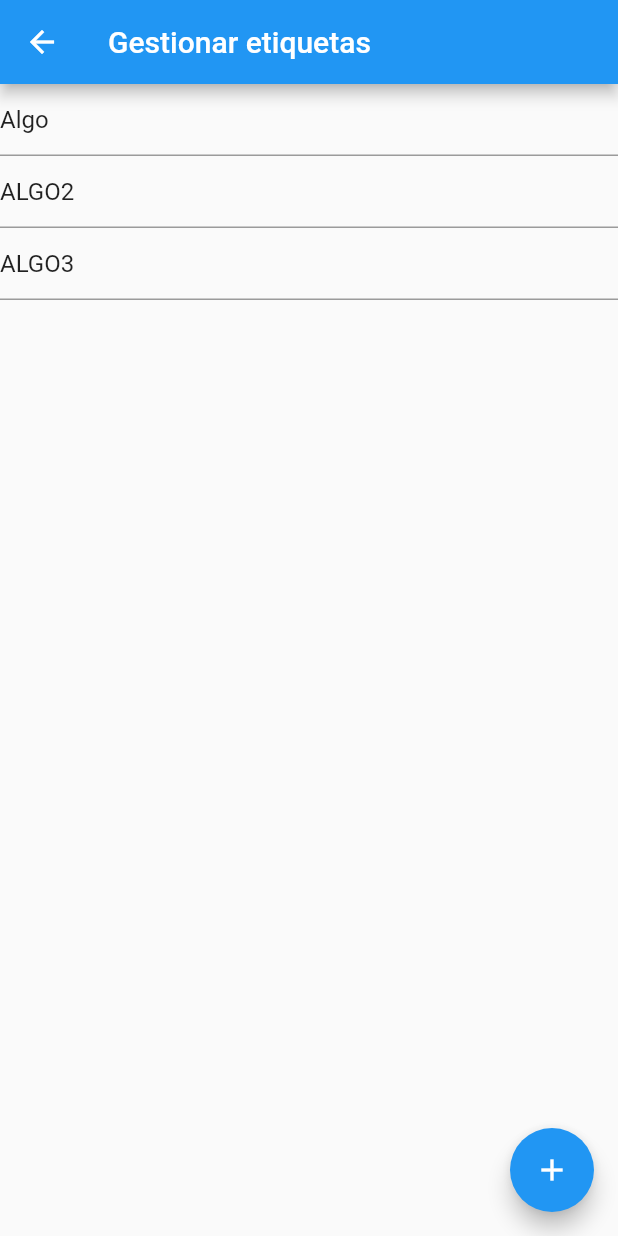
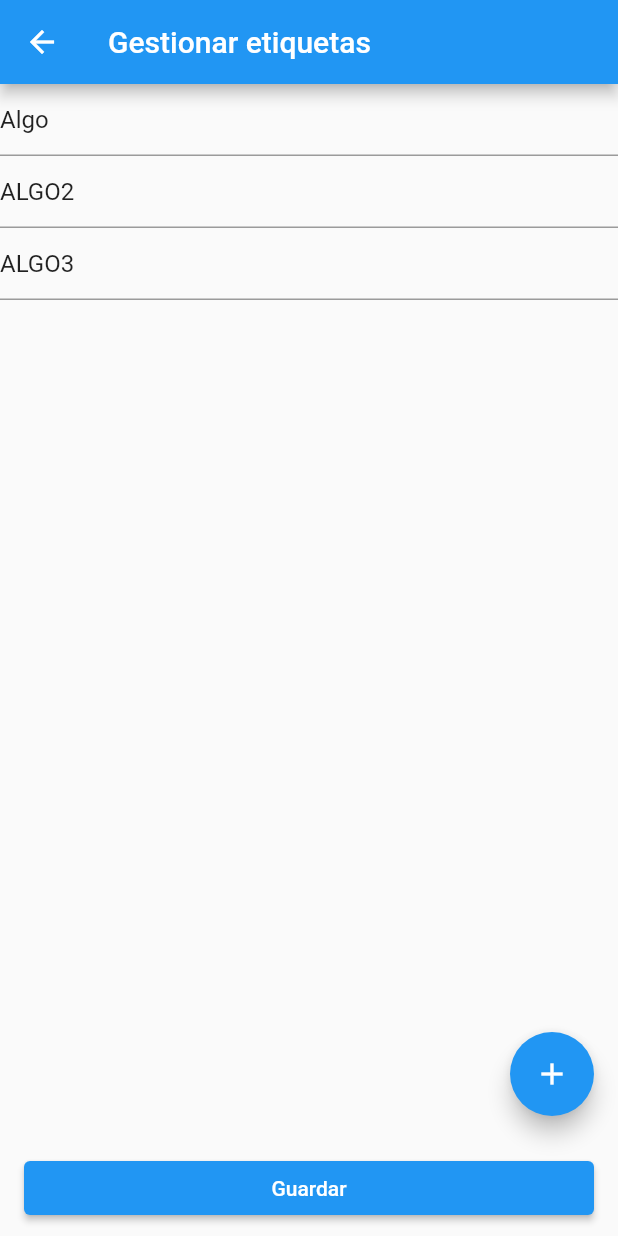
Before and after one commit to AleFlores15/Flutter-To-Do-List, a Flutter app: the FormularioEtiqueta screen opened directly, on a phone screen of 412 x 824 dp. Run offline on Flutter 3.47's test engine with Material 2 defaults, Android fonts, the phone set to English and light mode, and no system bars.

Commit message:
button save added in labels

```diff
--- a/lib/screens/etiqueta.dart
+++ b/lib/screens/etiqueta.dart
@@ -19,18 +19,34 @@ class _FormularioEtiquetaState extends State<FormularioEtiqueta> {
   appBar: AppBar(
     title: Text('Gestionar etiquetas'),
   ),
-      body: (etiqueta.isNotEmpty)? ListView(
+  body: (etiqueta.isNotEmpty)
+      ? ListView(
           children: _crearTarea(),
-        ):Center(child: Text("No hay etiqueta"),),
+          physics: BouncingScrollPhysics(),
+        )
+      : Center(child: Text("No hay etiqueta")),
   floatingActionButton: FloatingActionButton(
-          onPressed: ()  { setState(() {
-            etiqueta.add(""); print(etiqueta.length);
+    onPressed: () {
+      setState(() {
+        etiqueta.add("");
+        print(etiqueta.length);
       });
-          Navigator.pushReplacement(context, MaterialPageRoute(builder: (BuildContext context )=>FormularioEtiqueta()));
+      Navigator.pushReplacement(context,
+          MaterialPageRoute(builder: (BuildContext context) => FormularioEtiqueta()));
     },
-          child: Icon(Icons.add),),
+    child: Icon(Icons.add),
+  ),
+  bottomNavigationBar: Container(
+    padding: EdgeInsets.symmetric(vertical: 8.0, horizontal: 16.0),
+    child: ElevatedButton(
+      onPressed: () {
+        // TODO: handle button press
+      },
+      child: Text('Guardar'),
+    ),
+  ),
+);
 
-    );
   }
 
     List<Widget> _crearTarea() {
```
Lines whose indentation alone changed are shown as unchanged.
